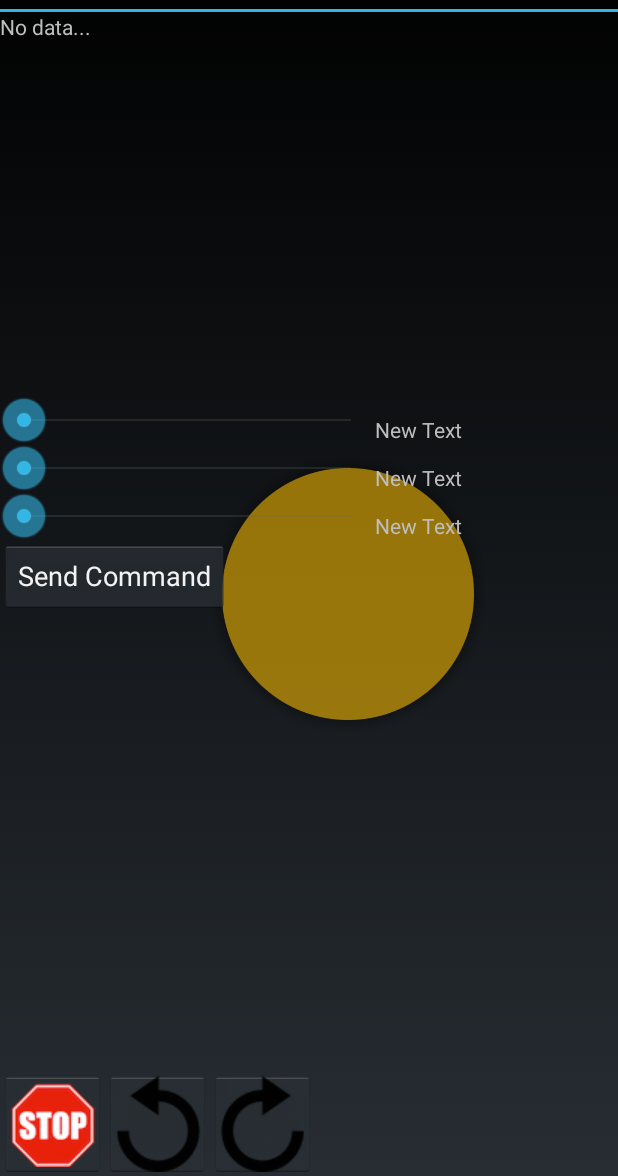
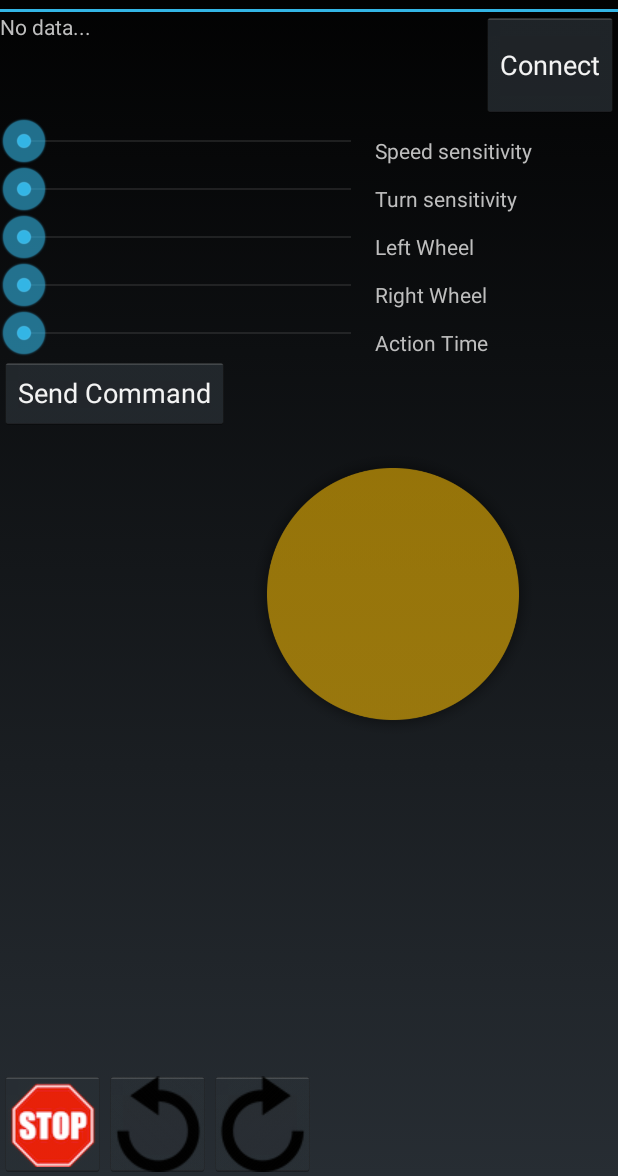
Before and after one commit to mjd3/VAPT-Rover, an Android app: the layout activity_remote_controller.xml on its own in the app's theme, with its tools: preview values and no code run, on a phone screen of 412 x 824 dp, the part 60-1236 px from its top. Run offline under Robolectric (Android 15) with nearby library versions, the phone set to English and light mode, and no system bars.

Commit message:
Fixed popup bluetooth connection screen and much of the style of the original screen

```diff
--- a/app/src/main/java/com/virtualapt/rover/cheburashka/DeviceConnector.java
+++ b/app/src/main/java/com/virtualapt/rover/cheburashka/DeviceConnector.java
@@ -14,7 +14,7 @@ import java.io.OutputStream;
 
 public class DeviceConnector {
     private static final String TAG = "DeviceConnector";
-    private static final boolean D = false;
+    private static final boolean D = true;
 
     // Current connection state constants
     public static final int STATE_NONE = 0;       // we're doing nothing
--- a/app/src/main/java/com/virtualapt/rover/cheburashka/DeviceListActivity.java
+++ b/app/src/main/java/com/virtualapt/rover/cheburashka/DeviceListActivity.java
@@ -33,6 +33,7 @@ import android.widget.ArrayAdapter;
 import android.widget.Button;
 import android.widget.ListView;
 import android.widget.TextView;
+import android.widget.Toast;
 
 import java.util.HashSet;
 import java.util.Set;
--- a/app/src/main/java/com/virtualapt/rover/cheburashka/RemoteControllerActivity.java
+++ b/app/src/main/java/com/virtualapt/rover/cheburashka/RemoteControllerActivity.java
@@ -21,6 +21,7 @@ import android.widget.ImageView;
 import android.widget.RelativeLayout;
 import android.widget.SeekBar;
 import android.widget.TextView;
+import android.widget.Toast;
 
 import java.lang.ref.WeakReference;
 import java.util.Timer;
@@ -117,7 +118,6 @@ public class RemoteControllerActivity extends Activity{
     @Override
     protected void onCreate(Bundle savedInstanceState) {
         super.onCreate(savedInstanceState);
-        setContentView(R.layout.activity_rover);
 
         requestWindowFeature(Window.FEATURE_NO_TITLE);
         getWindow().setFlags(WindowManager.LayoutParams.FLAG_FULLSCREEN,
@@ -132,7 +132,7 @@ public class RemoteControllerActivity extends Activity{
         turnSeekBar = (SeekBar)findViewById(R.id.turnSeekBar);
         connectButton = (Button)findViewById(R.id.connectButton);
 
-        PreferenceManager.setDefaultValues(this, R.xml.settings_activity, false);
+//        PreferenceManager.setDefaultValues(this, R.xml.settings_activity, false);
 
         if (savedInstanceState != null) {
             pendingRequestEnableBt = savedInstanceState.getBoolean(SAVED_PENDING_REQUEST_ENABLE_BT);
--- a/app/src/main/res/layout/activity_remote_controller.xml
+++ b/app/src/main/res/layout/activity_remote_controller.xml
@@ -6,22 +6,32 @@
     android:id="@+id/mainLayout"
     tools:context="com.virtualapt.rover.cheburashka.RemoteControllerActivity">
 
-    <ImageView
-        android:layout_width="fill_parent"
-        android:layout_height="fill_parent"
-        android:id="@+id/roverFeed"
-        android:layout_alignParentTop="true"
-        android:layout_alignParentStart="true" />
-
     <RelativeLayout
         android:id="@+id/layout_joystick"
         android:layout_width="200dp"
         android:layout_height="200dp"
         android:background="@drawable/image_button_bg"
-        android:layout_marginEnd="80dp"
+        android:layout_marginEnd="50dp"
         android:layout_centerVertical="true"
         android:layout_alignParentEnd="true">
     </RelativeLayout>
+
+    <Button
+        android:layout_width="wrap_content"
+        android:layout_height="70dp"
+        android:singleLine="true"
+        android:text="@string/connect_button"
+        android:id="@+id/connectButton"
+        android:layout_alignParentEnd="true" />
+
+    <ImageView
+        android:layout_width="70dp"
+        android:layout_height="70dp"
+        android:id="@+id/bluetoothLogoView"
+        android:src="@mipmap/bluetooth_logo"
+        android:layout_alignParentTop="true"
+        android:layout_toLeftOf="@id/connectButton"
+        android:visibility="gone"/>
 
     <TextView
         android:layout_width="wrap_content"
@@ -90,12 +100,26 @@
             android:src="@drawable/rotate_right_arrow" />
     </LinearLayout>
 </LinearLayout>
+    <SeekBar
+        android:layout_width="250dp"
+        android:layout_height="wrap_content"
+        android:id="@+id/speedSeekBar"
+        android:layout_below="@+id/connectButton"
+        android:indeterminate="false" />
+
+    <SeekBar
+        android:layout_width="250dp"
+        android:layout_height="wrap_content"
+        android:id="@+id/turnSeekBar"
+        android:layout_below="@+id/speedSeekBar"
+        android:layout_alignStart="@+id/speedSeekBar"
+        android:indeterminate="false" />
 
     <SeekBar
         android:layout_width="250dp"
         android:layout_height="wrap_content"
         android:id="@+id/lWheelSeekBar"
-        android:layout_above="@+id/layout_joystick"
+        android:layout_below="@+id/turnSeekBar"
         android:layout_alignParentStart="true"
         android:indeterminate="false" />
 
@@ -117,7 +141,25 @@
     <TextView
         android:layout_width="wrap_content"
         android:layout_height="wrap_content"
-        android:text="New Text"
+        android:textAppearance="?android:attr/textAppearanceSmall"
+        android:text="Speed sensitivity"
+        android:id="@+id/speedSensitivityText"
+        android:layout_above="@+id/turnSeekBar"
+        android:layout_alignStart="@+id/turnSensitivityText" />
+
+    <TextView
+        android:layout_width="wrap_content"
+        android:layout_height="wrap_content"
+        android:textAppearance="?android:attr/textAppearanceSmall"
+        android:text="Turn sensitivity"
+        android:id="@+id/turnSensitivityText"
+        android:layout_alignBottom="@+id/turnSeekBar"
+        android:layout_toEndOf="@+id/turnSeekBar" />
+
+    <TextView
+        android:layout_width="wrap_content"
+        android:layout_height="wrap_content"
+        android:text="Left Wheel"
         android:id="@+id/textView"
         android:layout_above="@+id/rWheelSeekBar"
         android:layout_toEndOf="@+id/rWheelSeekBar" />
@@ -125,7 +167,7 @@
     <TextView
         android:layout_width="wrap_content"
         android:layout_height="wrap_content"
-        android:text="New Text"
+        android:text="Right Wheel"
         android:id="@+id/textView2"
         android:layout_above="@+id/t_SeekBar"
         android:layout_toEndOf="@+id/rWheelSeekBar" />
@@ -133,7 +175,7 @@
     <TextView
         android:layout_width="wrap_content"
         android:layout_height="wrap_content"
-        android:text="New Text"
+        android:text="Action Time"
         android:id="@+id/textView3"
         android:layout_alignBottom="@+id/t_SeekBar"
         android:layout_toEndOf="@+id/t_SeekBar" />
--- a/app/src/main/res/layout/device_list_bt.xml
+++ b/app/src/main/res/layout/device_list_bt.xml
@@ -31,7 +31,7 @@
         android:id="@+id/paired_devices"
         android:layout_width="fill_parent"
         android:layout_height="wrap_content"
-        android:stackFromBottom="true"
+        android:stackFromBottom="false"
         android:layout_weight="1" />
 
     <TextView
--- a/build.gradle
+++ b/build.gradle
@@ -5,7 +5,7 @@ buildscript {
         jcenter()
     }
     dependencies {
-        classpath 'com.android.tools.build:gradle:2.1.0'
+        classpath 'com.android.tools.build:gradle:2.1.2'
 
         // NOTE: Do not place your application dependencies here; they belong
         // in the individual module build.gradle files
```
Also changed, not shown: app/src/main/AndroidManifest.xml (+8 -3 lines), app/src/main/res/menu/action_items.xml (+5 -19 lines), app/src/main/res/values/strings.xml (+2 -8 lines).
